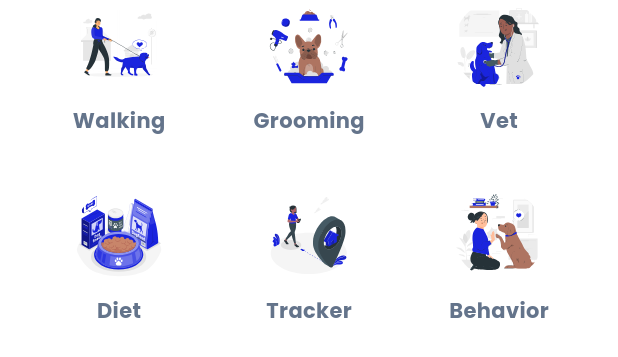
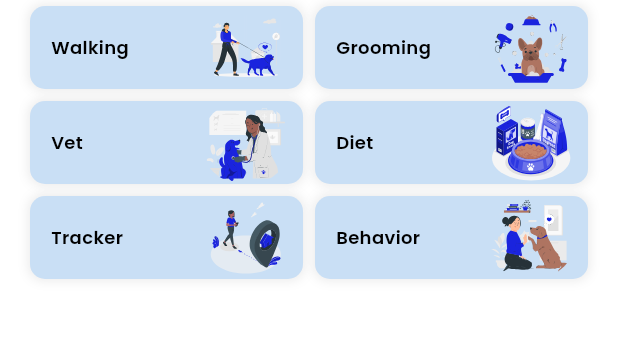
Before and after one commit to afloatwont/PloofyPaws-App, a Flutter app: the PetServices widget shown alone on an empty page, opened directly, on a phone screen of 412 x 824 dp. Shown: the top 357 px of the screen. Run offline on Flutter 3.47's test engine with Material 3 defaults, Android fonts, the phone set to English and light mode, and no system bars; our stand-ins replace carousel_slider, cloud_firestore, device_info_plus, dio, file_picker, firebase_core and 22 more; missing offline and left inert: mobile_scanner, pull_down_button, razorpay_flutter; accounts and stored records are empty; project files that could hold a hidden picture were left out.

Commit message:
home ui refactored

```diff
--- a/lib/main.dart
+++ b/lib/main.dart
@@ -49,6 +49,6 @@ class MyApp extends StatelessWidget {
           textTheme:
               GoogleFonts.poppinsTextTheme().apply(bodyColor: Colors.black),
         ),
-        home: const ChatScreen());
+        home: const PetOnboarding());
   }
 }
--- a/lib/pages/home/services/pet_services.dart
+++ b/lib/pages/home/services/pet_services.dart
@@ -29,28 +29,54 @@ class PetServices extends StatelessWidget {
       physics: const NeverScrollableScrollPhysics(),
       itemCount: petServices.length,
       gridDelegate: const SliverGridDelegateWithFixedCrossAxisCount(
-        crossAxisCount: 3,
-        childAspectRatio: 1.0,
+        crossAxisCount: 2,
+        childAspectRatio:
+            3.0, // Adjusted to make space for icon and text horizontally
       ),
       itemBuilder: (context, index) {
         final data = petServices[index];
-        return Column(
-          children: [
-            GestureDetector(
-                onTap: () => Navigator.push(context,
-                    MaterialPageRoute(builder: (context) => screens[index])),
-                child: ClipRRect(
-                    borderRadius: BorderRadius.circular(50),
-                    child: data.image!)),
-            const SizedBox(height: 10),
-            Text(
-              data.title,
-              style: typography(context).smallBody.copyWith(
-                color: colors(context).secondary.s500,
-                fontWeight: FontWeight.bold,
-              ),
+        return GestureDetector(
+          onTap: () => Navigator.push(
+            context,
+            MaterialPageRoute(builder: (context) => screens[index]),
+          ),
+          child: Container(
+            padding: const EdgeInsets.fromLTRB(14, 0, 8, 0),
+            height: MediaQuery.sizeOf(context).height * 0.09,
+            margin: const EdgeInsets.all(4.0),
+            decoration: BoxDecoration(
+              borderRadius: BorderRadius.circular(10),
+              color: colors(context)
+                  .primary
+                  .s200, // Assuming a background color from theme
+              boxShadow: [
+                BoxShadow(
+                  color: Colors.grey.withOpacity(0.2),
+                  spreadRadius: 1,
+                  blurRadius: 5,
+                ),
+              ],
             ),
-          ],
+            child: Row(
+              children: [
+                Expanded(
+                  child: Text(
+                    data.title,
+                    style: typography(context).smallBody.copyWith(
+                          color: colors(context).primary.s500,
+                          fontWeight: FontWeight.w600,
+                          fontSize: 12,
+                        ),
+                  ),
+                ),
+                const SizedBox(width: 10),
+                ClipRRect(
+                  borderRadius: BorderRadius.circular(50),
+                  child: data.image!,
+                ),
+              ],
+            ),
+          ),
         );
       },
     );
```
Also changed, not shown: lib/pages/home/app_bar.dart (+42 -0 lines).
